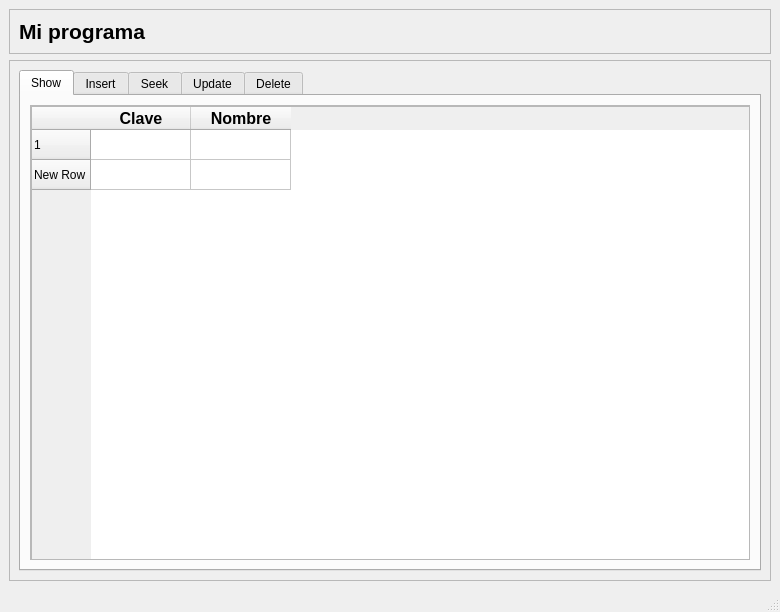
Above: CRUD_GUI/myGUI.ui from Colima-97/Automatas2 before the change. Below: the same form after it.
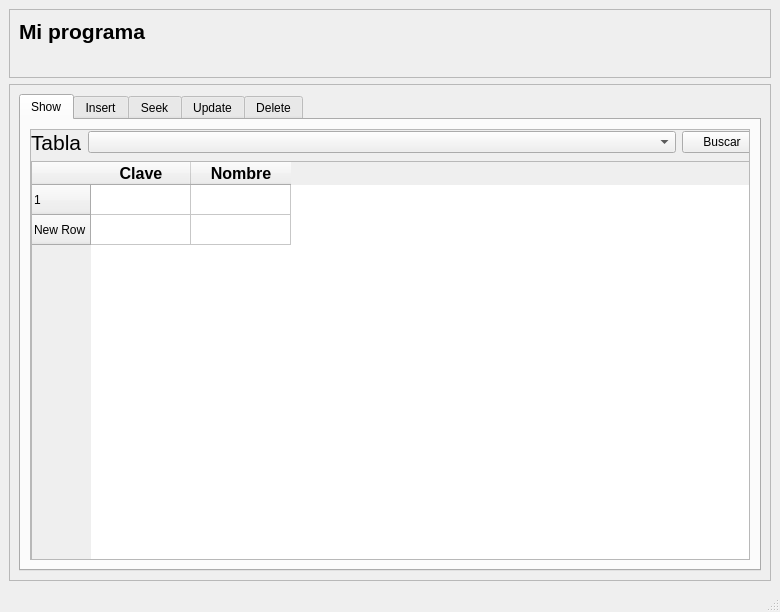
That is the form after the change. The open tabs and pages were chosen to show the change.

```diff
--- a/CRUD_GUI/myGUI.ui
+++ b/CRUD_GUI/myGUI.ui
@@ -68,19 +68,63 @@
                <rect>
                 <x>0</x>
                 <y>0</y>
-                <width>716</width>
-                <height>457</height>
+                <width>734</width>
+                <height>475</height>
                </rect>
               </property>
+              <widget class="QWidget" name="">
+               <property name="geometry">
+                <rect>
+                 <x>0</x>
+                 <y>0</y>
+                 <width>731</width>
+                 <height>471</height>
+                </rect>
+               </property>
+               <layout class="QGridLayout" name="gridLayout_7">
+                <item row="0" column="0">
+                 <layout class="QHBoxLayout" name="horizontalLayout_2">
+                  <item>
+                   <widget class="QLabel" name="talbe_label_2">
+                    <property name="sizePolicy">
+                     <sizepolicy hsizetype="Minimum" vsizetype="Preferred">
+                      <horstretch>0</horstretch>
+                      <verstretch>0</verstretch>
+                     </sizepolicy>
+                    </property>
+                    <property name="font">
+                     <font>
+                      <pointsize>16</pointsize>
+                      <weight>50</weight>
+                      <bold>false</bold>
+                     </font>
+                    </property>
+                    <property name="text">
+                     <string>Tabla</string>
+                    </property>
+                   </widget>
+                  </item>
+                  <item>
+                   <widget class="QComboBox" name="table_comboBox_2">
+                    <property name="sizePolicy">
+                     <sizepolicy hsizetype="MinimumExpanding" vsizetype="Fixed">
+                      <horstretch>0</horstretch>
+                      <verstretch>0</verstretch>
+                     </sizepolicy>
+                    </property>
+                   </widget>
+                  </item>
+                  <item>
+                   <widget class="QPushButton" name="search_button">
+                    <property name="text">
+                     <string>Buscar</string>
+                    </property>
+                   </widget>
+                  </item>
+                 </layout>
+                </item>
+                <item row="1" column="0">
               <widget class="QTableWidget" name="tableWidget">
-               <property name="geometry">
-                <rect>
-                 <x>0</x>
-                 <y>0</y>
-                 <width>721</width>
-                 <height>461</height>
-                </rect>
-               </property>
                <property name="sizeAdjustPolicy">
                 <enum>QAbstractScrollArea::AdjustToContents</enum>
                </property>
@@ -128,6 +172,9 @@
                 </property>
                </column>
               </widget>
+                </item>
+               </layout>
+              </widget>
              </widget>
             </widget>
            </item>
@@ -268,6 +315,18 @@
          </property>
         </widget>
        </item>
+       <item row="1" column="0">
+        <widget class="QLabel" name="status_label">
+         <property name="font">
+          <font>
+           <pointsize>12</pointsize>
+          </font>
+         </property>
+         <property name="text">
+          <string/>
+         </property>
+        </widget>
+       </item>
       </layout>
      </widget>
     </item>
```
Left out of the diff: 2 changed lines with no effect on the pictures. Lines whose indentation alone changed are shown as unchanged.
